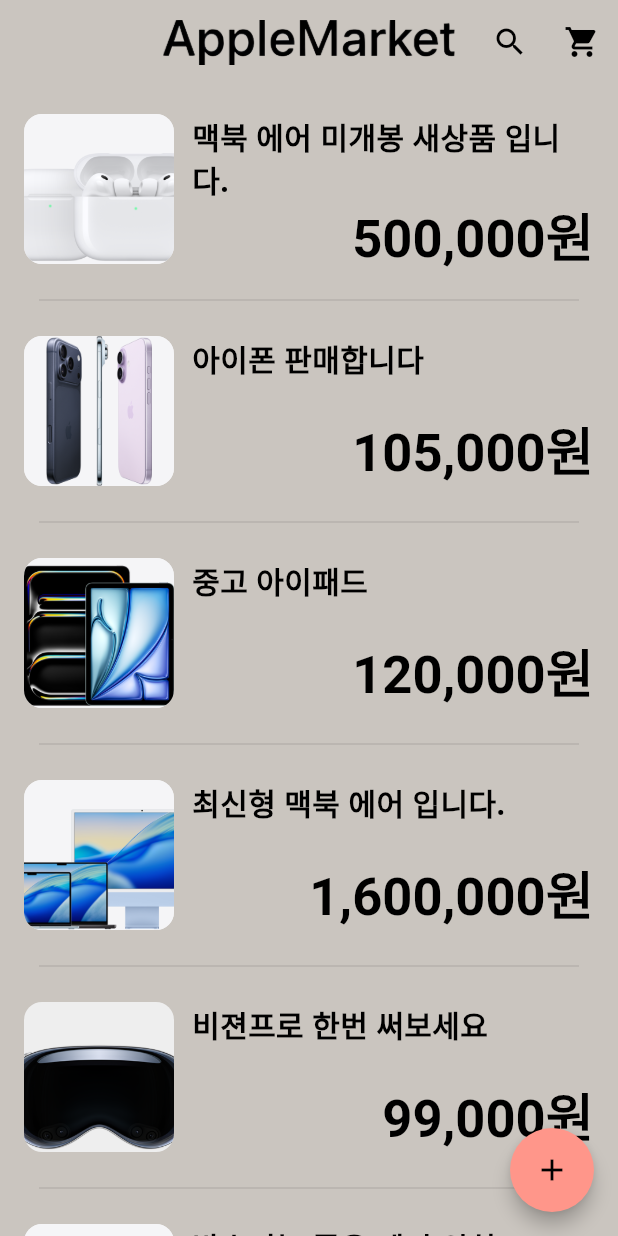
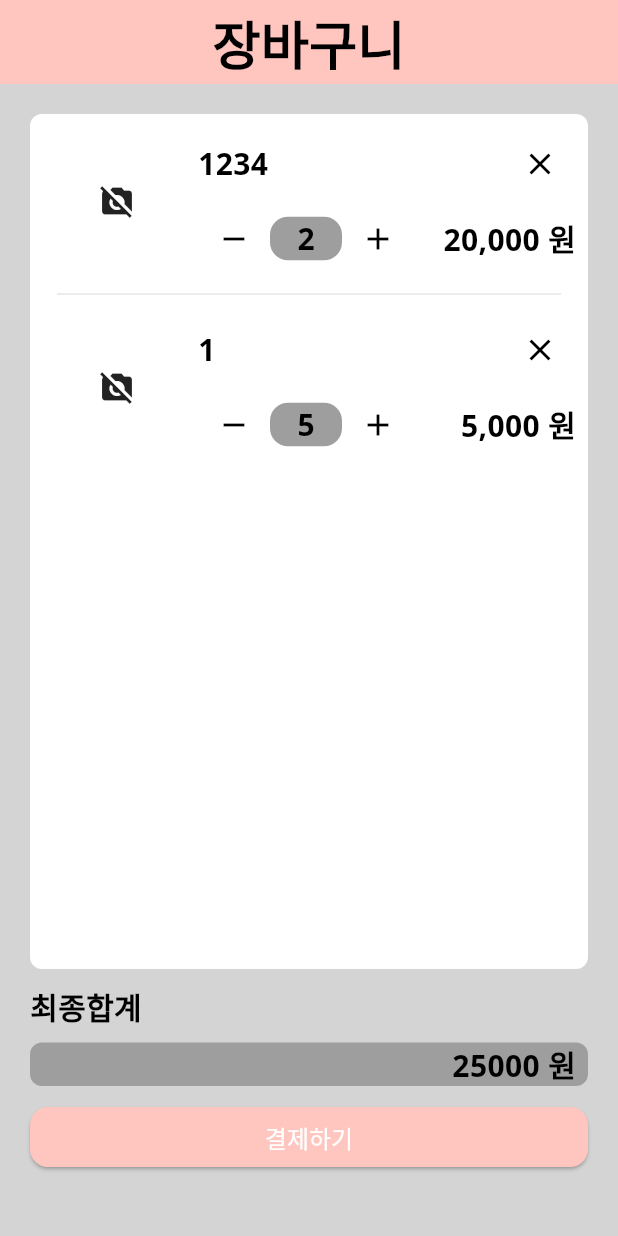
Before and after one commit to joohyelim1208/apple_market, a Flutter app: the screen it shows after launch, on a phone screen of 412 x 824 dp. Run offline on Flutter 3.47's test engine with Material 3 defaults, Android fonts, the phone set to English and light mode, and no system bars; drawn by our look-alikes of auto_size_text; our stand-ins replace google_fonts; Roboto replaces fonts that are missing (Dongle).

Commit message:
feat : autoTextSize 외부 라이브러리 추가 feat : CartPage ui 및 logic 구현
- homePage의 cartList와 연동 필요

```diff
--- a/lib/entity/item.dart
+++ b/lib/entity/item.dart
@@ -8,9 +8,24 @@
   });
 
   final String name;
-
   final double price;
   final int quantity;
   final String? imageUrl;
   final String des;
+
+  Item copyWith({
+    String? name,
+    double? price,
+    int? quantity,
+    String? imageUrl,
+    String? des,
+  }) {
+    return Item(
+      name: name ?? this.name,
+      price: price ?? this.price,
+      quantity: quantity ?? this.quantity,
+      imageUrl: imageUrl ?? this.imageUrl,
+      des: des ?? this.des,
+    );
+  }
 }
--- a/lib/main.dart
+++ b/lib/main.dart
@@ -1,5 +1,6 @@
+import 'package:apple_market/entity/item.dart';
 import 'package:apple_market/theme/app_theme.dart';
-import 'package:apple_market/ui/home_page/home_page.dart';
+import 'package:apple_market/ui/cart_page/cart_page.dart';
 import 'package:flutter/material.dart';
 
 void main() {
@@ -16,7 +17,13 @@
       theme: AppTheme.lightTheme,
       darkTheme: AppTheme.darkTheme,
       themeMode: ThemeMode.light,
-      home: HomePage(),
+      // home: CartEmptyPage(),
+      home: CartPage(
+        cartList: [
+          Item(des: "123", name: "1234", price: 10000, quantity: 2),
+          Item(des: "1", name: "1", price: 1000, quantity: 5),
+        ],
+      ),
     );
   }
 }
--- a/lib/theme/components_themes/button_themes.dart
+++ b/lib/theme/components_themes/button_themes.dart
@@ -7,7 +7,9 @@
       style: ElevatedButton.styleFrom(
         backgroundColor: colors.secondary,
         foregroundColor: colors.onSecondary,
-        shape: StadiumBorder(),
+        shape: RoundedRectangleBorder(
+          borderRadius: BorderRadiusGeometry.circular(12),
+        ),
         textStyle: GoogleFonts.notoSans(fontSize: 16),
       ),
     );
--- a/lib/theme/components_themes/contents_themes.dart
+++ b/lib/theme/components_themes/contents_themes.dart
@@ -33,7 +33,6 @@
         fontWeight: FontWeight.bold,
         fontFamily: "Dongle",
       ),
-      iconTheme: IconThemeData(color: colors.onSurface),
     );
   }
 }
--- a/lib/theme/tokens/app_colors.dart
+++ b/lib/theme/tokens/app_colors.dart
@@ -3,8 +3,8 @@
 class AppColors {
   // Light Theme
   static const Color lightPrimary = Colors.black;
-  static const Color lightSecondary = Color(0xFFFF968A);
-  static const Color lightSurface = Color(0xFFCAC5BF);
+  static const Color lightSecondary = Color(0xFFFFC5BF);
+  static const Color lightSurface = Color(0xFFD4D4D4);
   static const Color lightSurfaceVariant = Color(0xFFF3F4F6);
   static const Color lightText = Colors.black;
   static const Color lightError = Colors.black54;
--- /dev/null
+++ b/lib/ui/cart_page/cart_itmes_page.dart
@@ -0,0 +1,166 @@
+import 'package:apple_market/entity/item.dart';
+import 'package:apple_market/theme/tokens/app_spacing.dart';
+import 'package:apple_market/ui/cart_page/widgets/image_display_widget.dart';
+import 'package:apple_market/ui/cart_page/widgets/quantity_control_widget.dart';
+import 'package:auto_size_text/auto_size_text.dart';
+import 'package:flutter/material.dart';
+
+class CartItmesPage extends StatefulWidget {
+  const CartItmesPage({super.key, required this.cartList});
+
+  final List<Item> cartList;
+
+  @override
+  State<CartItmesPage> createState() => _CartItmesPageState();
+}
+
+class _CartItmesPageState extends State<CartItmesPage> {
+  int max = 5;
+
+  @override
+  Widget build(BuildContext context) {
+    List<double> priceList = widget.cartList.map((e) => e.price).toList();
+    List<int> quantityList = widget.cartList.map((e) => e.quantity).toList();
+    double total = widget.cartList.fold(
+      0.0,
+      (previousValue, element) =>
+          previousValue + element.price * element.quantity,
+    );
+
+    return Padding(
+      padding: const EdgeInsets.all(20),
+      child: Column(
+        mainAxisSize: MainAxisSize.min,
+        crossAxisAlignment: CrossAxisAlignment.stretch,
+        spacing: 10,
+        children: [
+          Expanded(
+            child: Container(
+              padding: EdgeInsets.all(8),
+              decoration: BoxDecoration(
+                color: Colors.white,
+                borderRadius: BorderRadius.circular(8),
+              ),
+              child: ListView.separated(
+                separatorBuilder: (context, index) => Divider(),
+                itemCount: widget.cartList.length,
+                itemBuilder: (context, index) => SizedBox(
+                  height: 100,
+                  child: Row(
+                    spacing: 4,
+                    mainAxisSize: MainAxisSize.min,
+                    children: [
+                      SizedBox(
+                        width: 100,
+                        height: 100,
+                        child: ImageDisplayWidget(item: widget.cartList[index]),
+                      ),
+                      Expanded(
+                        child: Column(
+                          crossAxisAlignment: CrossAxisAlignment.start,
+                          mainAxisAlignment: MainAxisAlignment.spaceAround,
+                          children: [
+                            Row(
+                              mainAxisAlignment: MainAxisAlignment.spaceBetween,
+                              children: [
+                                AutoSizeText(
+                                  widget.cartList[index].name,
+                                  maxLines: 1,
+                                  minFontSize: 12,
+                                  overflow: TextOverflow.ellipsis,
+                                ),
+                                IconButton(
+                                  onPressed: () {
+                                    setState(() {
+                                      widget.cartList.removeAt(index);
+                                    });
+                                  },
+                                  icon: Icon(Icons.close),
+                                ),
+                              ],
+                            ),
+                            Row(
+                              mainAxisAlignment: MainAxisAlignment.spaceAround,
+                              children: [
+                                Expanded(
+                                  child: QuantityControlWidget(
+                                    quantity: widget.cartList[index].quantity,
+                                    onIncrement: () {
+                                      if (widget.cartList[index].quantity <
+                                          max) {
+                                        setState(() {
+                                          quantityList[index] =
+                                              quantityList[index] + 1;
+
+                                          widget.cartList[index] = widget
+                                              .cartList[index]
+                                              .copyWith(
+                                                quantity:
+                                                    widget
+                                                        .cartList[index]
+                                                        .quantity +
+                                                    1,
+                                              );
+                                        });
+                                      } else {
+                                        return;
+                                      }
+                                    },
+                                    onDecrement: () {
+                                      setState(() {
+                                        if (widget.cartList[index].quantity >
+                                            1) {
+                                          quantityList[index] =
+                                              quantityList[index] - 1;
+
+                                          widget.cartList[index] = widget
+                                              .cartList[index]
+                                              .copyWith(
+                                                quantity:
+                                                    widget
+                                                        .cartList[index]
+                                                        .quantity -
+                                                    1,
+                                              );
+                                        } else {
+                                          return;
+                                        }
+                                      });
+                                    },
+                                  ),
+                                ),
+                                Text(
+                                  "${(quantityList[index] * priceList[index]).toInt().toString().replaceAllMapped(RegExp(r'(\d{1,3})(?=(\d{3})+(?!\d))'), (Match m) => '${m[1]},')} 원",
+                                ),
+                              ],
+                            ),
+                          ],
+                        ),
+                      ),
+                    ],
+                  ),
+                ),
+              ),
+            ),
+          ),
+          Text("최종합계"),
+          Container(
+            padding: EdgeInsets.only(right: 8),
+            alignment: Alignment.centerRight,
+            decoration: BoxDecoration(
+              color: Colors.grey,
+              borderRadius: BorderRadius.circular(8),
+            ),
+            child: Text("${total.toInt()} 원"),
+          ),
+          ElevatedButton(
+            onPressed: () {},
+            child: Text("결제하기", style: TextStyle(color: Colors.white)),
+          ),
+
+          AppSpacing.h12,
+        ],
+      ),
+    );
+  }
+}
--- a/lib/ui/cart_page/cart_page.dart
+++ b/lib/ui/cart_page/cart_page.dart
@@ -1,26 +1,22 @@
+import 'package:apple_market/entity/item.dart';
+import 'package:apple_market/ui/cart_page/cart_empty_page.dart';
+import 'package:apple_market/ui/cart_page/cart_itmes_page.dart';
 import 'package:flutter/material.dart';
-import 'package:flutter/services.dart';
 
 class CartPage extends StatelessWidget {
+  const CartPage({super.key, required this.cartList});
+
+  final List<Item> cartList;
   @override
   Widget build(BuildContext context) {
     return Scaffold(
       appBar: AppBar(
-        systemOverlayStyle: const SystemUiOverlayStyle(
-          statusBarColor: Colors.white,
-          statusBarIconBrightness: Brightness.dark,
-        ),
-        toolbarHeight: 64,
-        leading: IconButton(
-          icon: const Icon(Icons.arrow_back),
-          onPressed: () {
-            Navigator.pop(context);
-          },
-        ),
-        title: Text('장바구니', style: Theme.of(context).textTheme.headlineLarge),
-
-        centerTitle: true,
+        backgroundColor: Color(0xFFFFC5BF),
+        title: Text('장바구니', style: Theme.of(context).textTheme.titleLarge),
       ),
+      body: cartList.isEmpty
+          ? CartEmptyPage()
+          : CartItmesPage(cartList: cartList),
     );
   }
 }
--- /dev/null
+++ b/lib/ui/cart_page/widgets/image_display_widget.dart
@@ -0,0 +1,24 @@
+import 'package:apple_market/entity/item.dart';
+import 'package:flutter/material.dart';
+
+class ImageDisplayWidget extends StatelessWidget {
+  const ImageDisplayWidget({super.key, required this.item});
+
+  final Item item;
+
+  @override
+  Widget build(BuildContext context) {
+    return item.imageUrl != null
+        ? ClipRRect(
+            borderRadius: BorderRadius.circular(12),
+            child: Image.asset(item.imageUrl!, fit: BoxFit.cover),
+          )
+        : Container(
+            decoration: BoxDecoration(
+              color: Colors.white,
+              borderRadius: BorderRadius.circular(12),
+            ),
+            child: Icon(Icons.no_photography),
+          );
+  }
+}
--- /dev/null
+++ b/lib/ui/cart_page/widgets/quantity_control_widget.dart
@@ -0,0 +1,40 @@
+import 'package:auto_size_text/auto_size_text.dart';
+import 'package:flutter/material.dart';
+
+class QuantityControlWidget extends StatelessWidget {
+  const QuantityControlWidget({
+    super.key,
+    required this.quantity,
+    required this.onIncrement,
+    required this.onDecrement,
+  });
+
+  final int quantity;
+  final VoidCallback onIncrement;
+  final VoidCallback onDecrement;
+
+  @override
+  Widget build(BuildContext context) {
+    return Row(
+      children: [
+        IconButton(onPressed: onDecrement, icon: Icon(Icons.remove)),
+        Container(
+          constraints: BoxConstraints(minWidth: 24, maxWidth: 48),
+          decoration: BoxDecoration(
+            color: Colors.grey,
+            borderRadius: BorderRadius.circular(12),
+          ),
+          alignment: Alignment.center,
+          child: AutoSizeText(
+            quantity.toString(),
+            maxLines: 1,
+            minFontSize: 10,
+            stepGranularity: 1,
+            overflow: TextOverflow.ellipsis,
+          ),
+        ),
+        IconButton(onPressed: onIncrement, icon: Icon(Icons.add)),
+      ],
+    );
+  }
+}
--- a/lib/ui/home_page/initial_page.dart
+++ b/lib/ui/home_page/initial_page.dart
@@ -166,25 +166,24 @@
     );
   }
 
-  // 페이지 전환을 위해 네이게이터 사용
   return InkWell(
     onTap: () {
       Navigator.push(
         context,
-        // DetailPage로 연결시킴
-        MaterialPageRoute(builder: (context) => DetailPage()),
+        MaterialPageRoute(
+          builder: (context) => DetailPage(),
+        ), // DetailPage로 연결시킴
       );
     },
-    // 패딩부분부터 네이게이터 안으로 가지고 옴
     child: Padding(
       padding: const EdgeInsets.symmetric(vertical: 12),
       child: Row(
-        // 좌측에서 시작
         crossAxisAlignment: CrossAxisAlignment.start,
         children: [
           ClipRRect(
-            // 사진이 들어갈 사이즈와 둥근 모서리를 지정하고, 이미지는 컨테이너 안에 꽉 차게끔 한다.
-            borderRadius: BorderRadius.circular(12),
+            borderRadius: BorderRadius.circular(
+              12,
+            ), // 사진이 들어갈 사이즈와 둥근 모서리를 지정하고, 이미지는 컨테이너 안에 꽉 차게끔 한다.
             child: Container(
               width: 100,
               height: 100,
@@ -212,7 +211,7 @@
                     item.name,
                     style: Theme.of(context).textTheme.bodyMedium,
                     // 제목은 최대 2줄 까지만
-                    maxLines: 2,
+                    maxLines: 1,
                     // 말줄임표 생략표시기능
                     overflow: TextOverflow.ellipsis,
                     //
--- a/pubspec.yaml
+++ b/pubspec.yaml
@@ -35,6 +35,7 @@
   # Use with the CupertinoIcons class for iOS style icons.
   cupertino_icons: ^1.0.8
   google_fonts: ^6.3.3
+  auto_size_text: ^3.0.0
 
 dev_dependencies:
   flutter_test:
```
Also changed, not shown: lib/ui/cart_page/cart_empty_page.dart (added, +28 -0 lines), lib/ui/detail_page/detail_page.dart (+3 -7 lines), lib/ui/home_page/main_app_bar.dart (+9 -10 lines), lib/ui/write_page/wtite_page.dart (+2 -7 lines), pubspec.lock.
